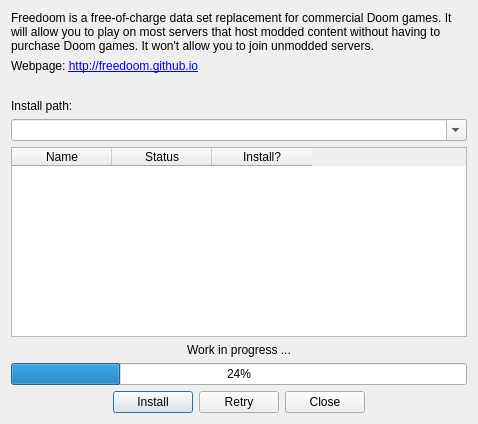
This is src/core/gui/freedoomdialog.ui in Destroyerrrocket/doomseeker-unofficial as Qt 5 draws it before an edit. The edited form follows.
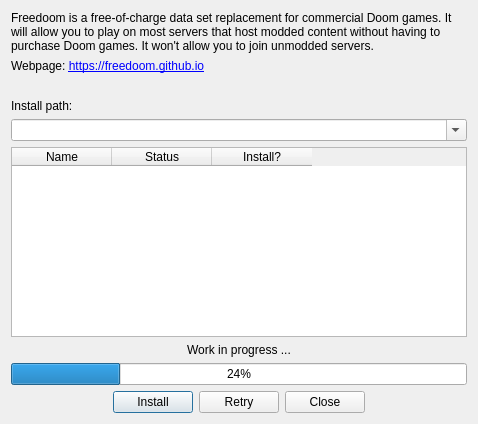
This is the edited form. Icons and pictures are not drawn.

Commit message: - Replaced HTTP addresses with HTTPS wherever applicable & possible.

Diff of the .ui file:
```diff
--- a/src/core/gui/freedoomdialog.ui
+++ b/src/core/gui/freedoomdialog.ui
@@ -37,7 +37,7 @@
    <item>
     <widget class="QLabel" name="label_3">
      <property name="text">
-      <string>&lt;html&gt;&lt;head/&gt;&lt;body&gt;&lt;p&gt;Webpage: &lt;a href=&quot;http://freedoom.github.io&quot;&gt;&lt;span style=&quot; text-decoration: underline; color:#0000ff;&quot;&gt;http://freedoom.github.io&lt;/span&gt;&lt;/a&gt;&lt;/p&gt;&lt;/body&gt;&lt;/html&gt;</string>
+      <string>&lt;html&gt;&lt;head/&gt;&lt;body&gt;&lt;p&gt;Webpage: &lt;a href=&quot;https://freedoom.github.io&quot;&gt;&lt;span style=&quot; text-decoration: underline; color:#0000ff;&quot;&gt;https://freedoom.github.io&lt;/span&gt;&lt;/a&gt;&lt;/p&gt;&lt;/body&gt;&lt;/html&gt;</string>
      </property>
      <property name="openExternalLinks">
       <bool>true</bool>
```
The commit also changes 18 other files.
